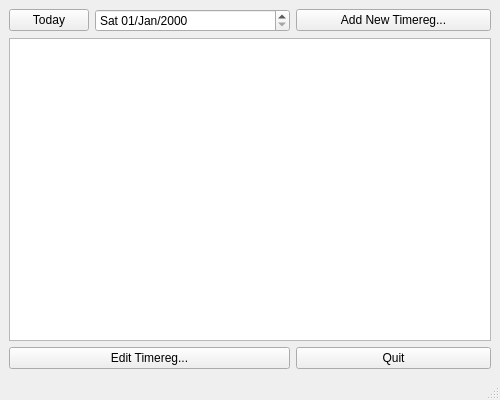
First picture: the form in src/pyuac_browse.ui, repository develer-staff/pyuac, before the edit.
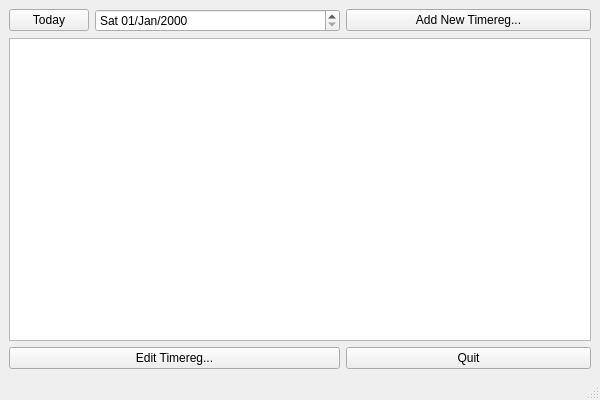
Second picture: the form after the edit. Icons and pictures are not drawn.

Commit message: Allargata finestra (troppo stretta sul mac)

Patch:
```diff
--- a/src/pyuac_browse.ui
+++ b/src/pyuac_browse.ui
@@ -5,7 +5,7 @@
    <rect>
     <x>0</x>
     <y>0</y>
-    <width>500</width>
+    <width>600</width>
     <height>400</height>
    </rect>
   </property>
```
